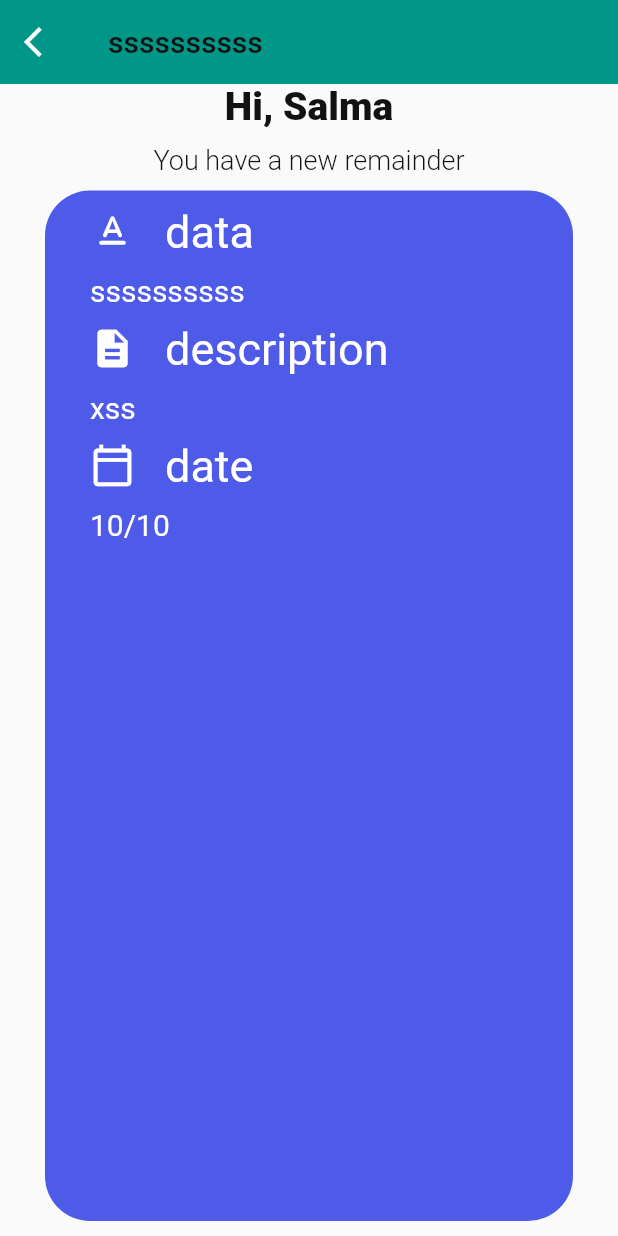
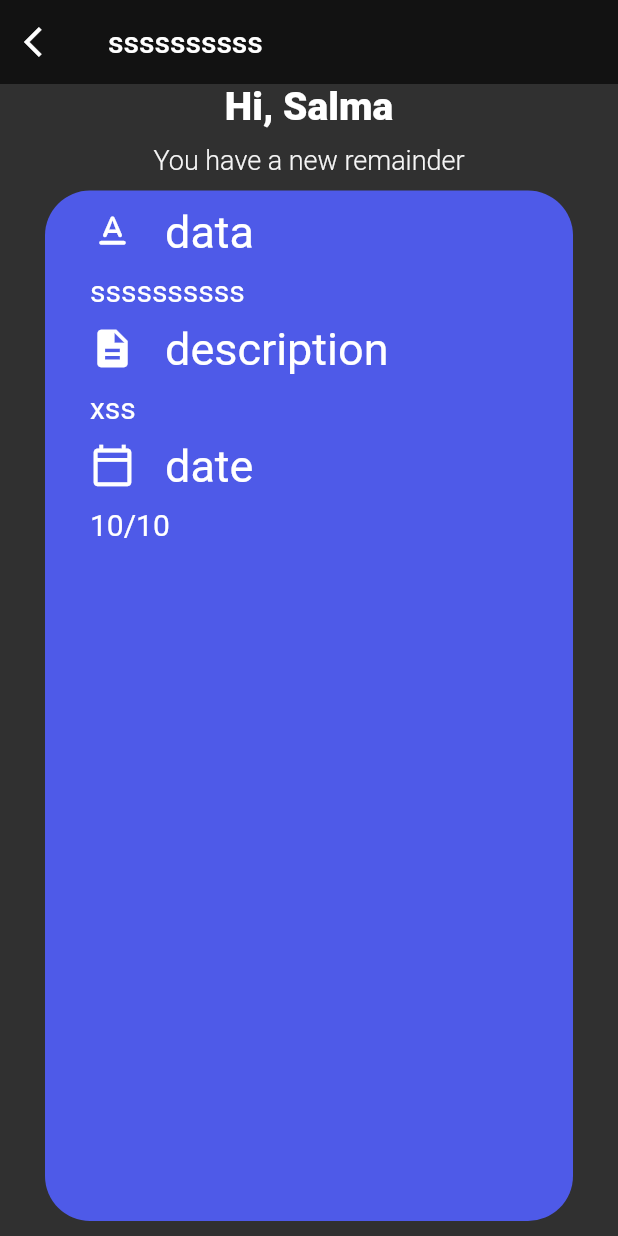
Before and after one commit to Salma666E/todo-localNotification, a Flutter app: the screen it shows after launch, on a phone screen of 412 x 824 dp. Run offline on Flutter 3.47's test engine with Material 2 defaults, Android fonts, the phone set to English and light mode, and no system bars; our stand-ins replace get, google_fonts.

Commit message:
build theme layout

```diff
--- a/lib/main.dart
+++ b/lib/main.dart
@@ -1,6 +1,7 @@
 import 'package:flutter/material.dart';
 import 'package:get/get_navigation/src/root/get_material_app.dart';
 import 'package:todo/ui/pages/notification_screen.dart';
+import 'package:todo/ui/theme.dart';
 
 import 'ui/pages/home_page.dart';
 
@@ -16,10 +17,9 @@ class MyApp extends StatelessWidget {
     return GetMaterialApp(
       title: 'todo',
       debugShowCheckedModeBanner: false,
-      theme: ThemeData(
-        primaryColor: Colors.teal,
-        backgroundColor: Colors.teal,
-      ),
+      theme: Themes.light,
+      darkTheme: Themes.dark,
+      themeMode: ThemeMode.dark,
       home: const NotificationScreen(payload: 'ssssssssss|xss|10/10'),
     );
   }
```
Also changed, not shown: lib/ui/theme.dart (+58 -1 lines).
